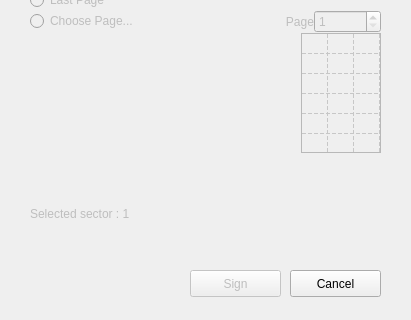
amagovpt/autenticacao.gov, file pteid-mw-pt/_src/eidmw/eidgui/PDFSignWindow.ui: the form before one commit; both pictures show x 0 to 411 and y 330 to 650 of the 411 by 650 pixel window.
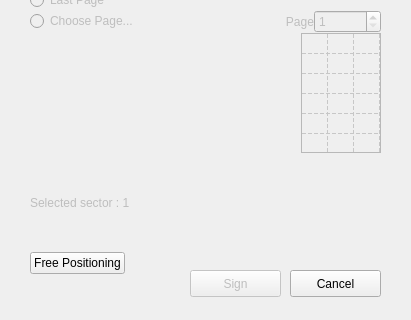
The form after the commit. Custom widgets are drawn as their Qt base class.

Commit message: Added a button to open the new Free Selection dialog

The edit to the form file:
```diff
--- a/pteid-mw-pt/_src/eidmw/eidgui/PDFSignWindow.ui
+++ b/pteid-mw-pt/_src/eidmw/eidgui/PDFSignWindow.ui
@@ -347,6 +347,19 @@
        </property>
       </widget>
      </item>
+     <item>
+      <widget class="QPushButton" name="pushButton_freeselection">
+       <property name="sizePolicy">
+        <sizepolicy hsizetype="Fixed" vsizetype="Fixed">
+         <horstretch>0</horstretch>
+         <verstretch>0</verstretch>
+        </sizepolicy>
+       </property>
+       <property name="text">
+        <string>Free Positioning</string>
+       </property>
+      </widget>
+     </item>
     </layout>
    </widget>
    <widget class="QPushButton" name="button_cancel">
```
The commit also changes 2 other files.
